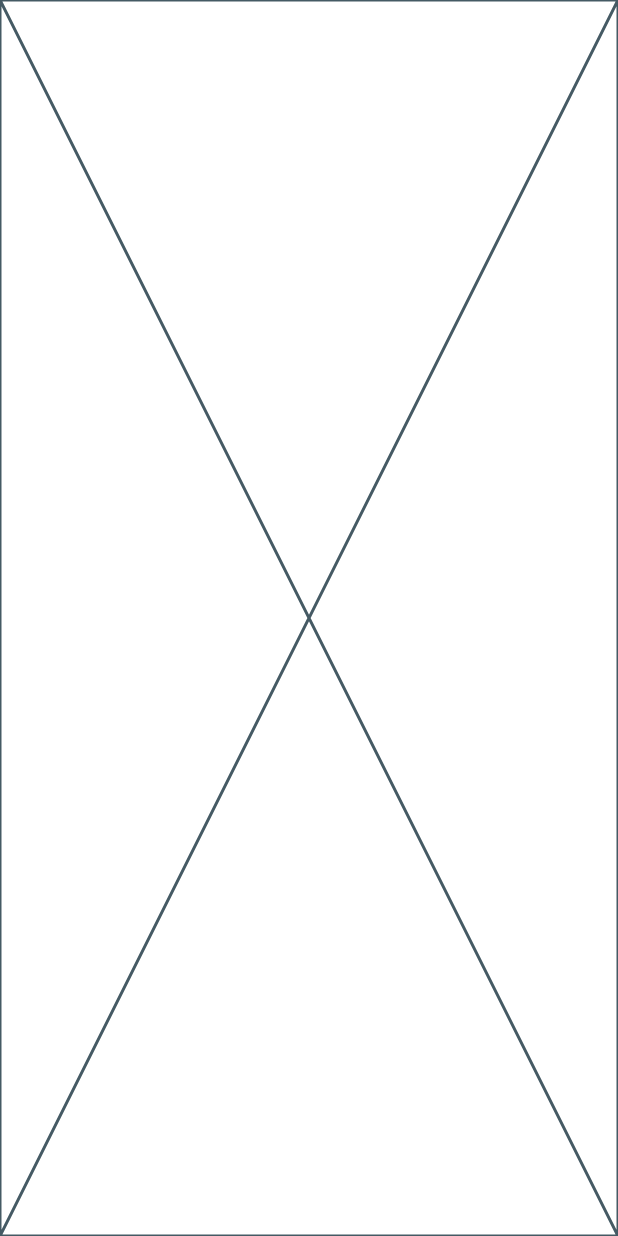
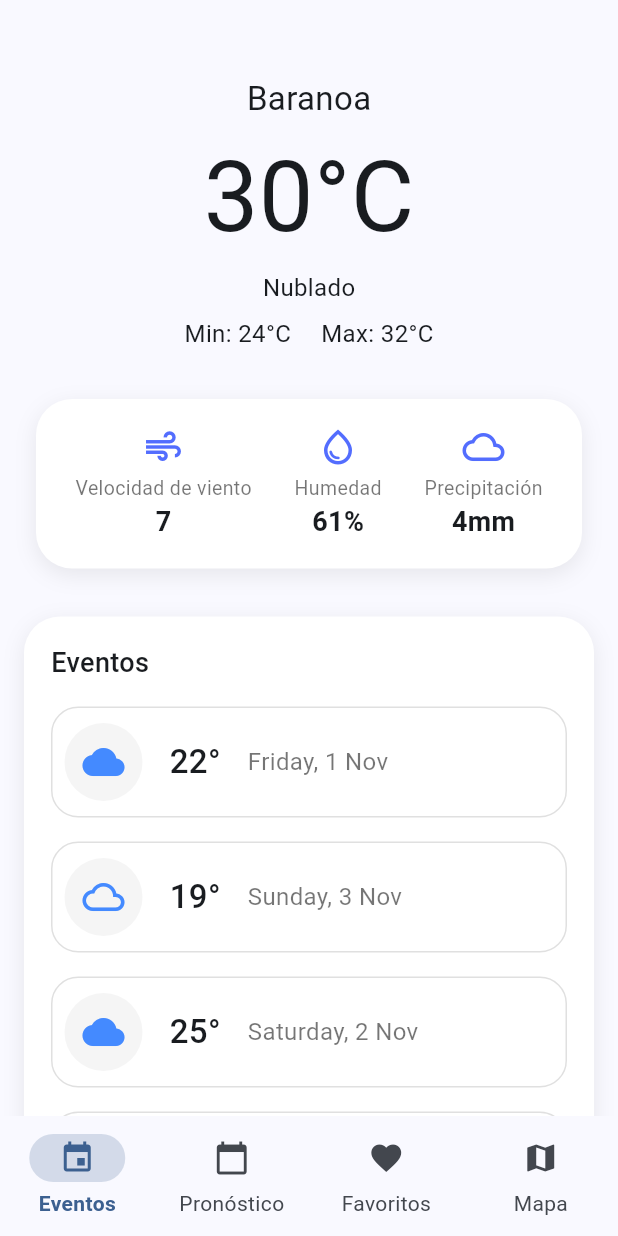
Before and after one commit to jgravier1/grupo_digital_test, a Flutter app: the screen it shows after launch, on a phone screen of 412 x 824 dp. Run offline on Flutter 3.47's test engine with Material 3 defaults, Android fonts, the light colour scheme and no system bars; our stand-ins replace go_router.

Commit message:
add navigation themes and screens

```diff
--- a/lib/config/router/app_router.dart
+++ b/lib/config/router/app_router.dart
@@ -1,28 +1,28 @@
 import 'package:go_router/go_router.dart';
-import 'package:grupo_digital_test/presentation/screens/events_screen.dart';
+import 'package:grupo_digital_test/presentation/screens/events_details_screen.dart';
 import 'package:grupo_digital_test/presentation/screens/forecast_screen.dart';
-import 'package:grupo_digital_test/presentation/screens/home_screen.dart';
 import 'package:grupo_digital_test/presentation/screens/map_screen.dart';
+import 'package:grupo_digital_test/presentation/screens/base_screen.dart';
 
 class AppRouter {
   final appRouter = GoRouter(
     routes: [
       GoRoute(
         path: '/',
-        builder: (context, state) => const HomeScreen(),
-      ),
-      GoRoute(
-        path: '/events',
-        builder: (context, state) => const EventsScreen(),
-      ),
-      GoRoute(
-        path: '/map',
-        builder: (context, state) => const MapScreen(),
-      ),
+        builder: (context, state) => const BaseScreen()),
       GoRoute(
         path: '/forecast',
         builder: (context, state) => const ForecastScreen(),
       ),
+      GoRoute(
+        path: '/map',
+        builder: (context, state) => const MapScreen()),
+        GoRoute(
+          path: '/events-details',
+          builder: (context, state) {
+            return EventsDetailsScreen();
+          },
+        ),
     ],
   );
 }
--- /dev/null
+++ b/lib/config/theme/app_theme.dart
@@ -0,0 +1,50 @@
+import 'package:flutter/material.dart';
+
+class AppTheme {
+  static const Color _seedColor = Color(0xFF1976D2);
+
+  // Esquemas de colores
+  static final ColorScheme lightColorScheme = ColorScheme.fromSeed(
+    seedColor: _seedColor,
+    brightness: Brightness.light,
+  );
+
+  static final ColorScheme darkColorScheme = ColorScheme.fromSeed(
+    seedColor: _seedColor,
+    brightness: Brightness.dark,
+  );
+
+
+  static final ThemeData themeData = ThemeData(
+    useMaterial3: true,
+    colorScheme: lightColorScheme,
+    scaffoldBackgroundColor: lightColorScheme.surface,
+    appBarTheme: AppBarTheme(
+      backgroundColor: lightColorScheme.primary,
+      foregroundColor: lightColorScheme.onPrimary,
+      centerTitle: true,
+      elevation: 0,
+    ),
+    navigationBarTheme: NavigationBarThemeData(
+      backgroundColor: lightColorScheme.surface,
+      indicatorColor: lightColorScheme.primary.withOpacity(0.2),
+      iconTheme: WidgetStateProperty.resolveWith((states) {
+        if (states.contains(WidgetState.selected)) {
+          return IconThemeData(color: lightColorScheme.primary);
+        }
+        return IconThemeData(color: lightColorScheme.onSurfaceVariant);
+      }),
+      labelTextStyle: WidgetStateProperty.resolveWith((states) {
+        if (states.contains(WidgetState.selected)) {
+          return TextStyle(
+            color: lightColorScheme.primary,
+            fontWeight: FontWeight.bold,
+          );
+        }
+        return TextStyle(color: lightColorScheme.onSurfaceVariant);
+      }),
+    ),
+  );
+
+
+}
--- a/lib/main.dart
+++ b/lib/main.dart
@@ -1,5 +1,6 @@
 import 'package:flutter/material.dart';
 import 'package:grupo_digital_test/config/router/app_router.dart';
+import 'package:grupo_digital_test/config/theme/app_theme.dart';
 
 void main() => runApp(const MyApp());
 
@@ -12,7 +13,7 @@ class MyApp extends StatelessWidget {
       routerConfig: AppRouter().appRouter,
       debugShowCheckedModeBanner: false,
       title: 'ClimateMap',
-
+      theme: AppTheme.themeData,
     );
   }
-}
+  }
--- /dev/null
+++ b/lib/presentation/screens/base_screen.dart
@@ -0,0 +1,56 @@
+import 'package:flutter/material.dart';
+import 'events_screen.dart';
+import 'forecast_screen.dart';
+import 'favorites_screen.dart';
+import 'map_screen.dart';
+
+class BaseScreen extends StatefulWidget {
+  const BaseScreen({super.key});
+
+  @override
+  State<BaseScreen> createState() => _BaseScreenState();
+}
+
+class _BaseScreenState extends State<BaseScreen> {
+  int _selectedIndex = 0;
+
+  final List<Widget> _screens = [
+    const EventsScreen(),
+    const ForecastScreen(),
+    const FavoritesScreen(),
+    const MapScreen(),
+  ];
+
+  @override
+  Widget build(BuildContext context) {
+    return Scaffold(
+      body: _screens[_selectedIndex],
+      bottomNavigationBar: NavigationBar(
+        selectedIndex: _selectedIndex,
+        onDestinationSelected: (int index) {
+          setState(() {
+            _selectedIndex = index;
+          });
+        },
+        destinations: const [
+          NavigationDestination(
+            icon: Icon(Icons.event),
+            label: 'Eventos',
+          ),
+          NavigationDestination(
+            icon: Icon(Icons.calendar_today),
+            label: 'Pronóstico',
+          ),
+          NavigationDestination(
+            icon: Icon(Icons.favorite),
+            label: 'Favoritos',
+          ),
+          NavigationDestination(
+            icon: Icon(Icons.map),
+            label: 'Mapa',
+          ),
+        ],
+      ),
+    );
+  }
+}
--- a/lib/presentation/screens/home_screen.dart
+++ b/lib/presentation/screens/events_details_screen.dart
@@ -1,7 +1,7 @@
 import 'package:flutter/material.dart';
 
-class HomeScreen extends StatelessWidget {
-  const HomeScreen({super.key});
+class EventsDetailsScreen extends StatelessWidget {
+  const EventsDetailsScreen({super.key});
 
   @override
   Widget build(BuildContext context) {
--- a/lib/presentation/screens/events_screen.dart
+++ b/lib/presentation/screens/events_screen.dart
@@ -1,10 +1,11 @@
 import 'package:flutter/material.dart';
+import 'package:grupo_digital_test/presentation/views/events_view.dart';
 
 class EventsScreen extends StatelessWidget {
   const EventsScreen({super.key});
 
   @override
   Widget build(BuildContext context) {
-    return const Placeholder();
+    return Scaffold(body: EventsView());
   }
 }
--- /dev/null
+++ b/lib/presentation/screens/favorites_screen.dart
@@ -0,0 +1,12 @@
+import 'package:flutter/material.dart';
+
+class FavoritesScreen extends StatelessWidget {
+  const FavoritesScreen({super.key});
+
+  @override
+  Widget build(BuildContext context) {
+    return const Center(
+      child: Text('Favoritos', style: TextStyle(fontSize: 24)),
+    );
+  }
+}
--- /dev/null
+++ b/lib/presentation/views/events_view.dart
@@ -0,0 +1,174 @@
+import 'package:flutter/material.dart';
+
+class EventsView extends StatefulWidget {
+  const EventsView({super.key});
+
+  @override
+  State<EventsView> createState() => _EventsViewState();
+}
+
+class _EventsViewState extends State<EventsView> {
+  @override
+  Widget build(BuildContext context) {
+    return SingleChildScrollView(
+      child: SafeArea(
+        child: Column(
+          children: [
+            Align(
+              alignment: Alignment.topCenter,
+              child: Padding(
+                padding: const EdgeInsets.only(top: 50),
+                child: Column(
+                  mainAxisSize: MainAxisSize.min,
+                  children: [
+                    Text('Baranoa', style: TextStyle(fontSize: 22, fontWeight: FontWeight.w400)),
+                    const SizedBox(height: 4),
+                    Text('30°C', style: TextStyle(fontSize: 65)),
+                    const SizedBox(height: 2),
+                    Text('Nublado', style: TextStyle(fontSize: 16)),
+                    const SizedBox(height: 8),
+                    Row(
+                      mainAxisAlignment: MainAxisAlignment.center,
+                      children: [
+                        Text('Min: 24°C', style: TextStyle(fontSize: 16)),
+                        SizedBox(width: 20),
+                        Text('Max: 32°C', style: TextStyle(fontSize: 16)),
+                      ],
+                    ),
+                  ],
+                ),
+              ),
+            ),
+            const SizedBox(height: 32),
+            // Indicadores superiores
+            Padding(
+              padding: const EdgeInsets.symmetric(horizontal: 24.0),
+              child: Container(
+                decoration: BoxDecoration(
+                  color: Colors.white,
+                  borderRadius: BorderRadius.circular(24),
+                  boxShadow: [
+                    BoxShadow(
+                      color: Colors.black.withAlpha(20),
+                      blurRadius: 12,
+                      offset: const Offset(0, 4),
+                    ),
+                  ],
+                ),
+                padding: const EdgeInsets.symmetric(vertical: 18, horizontal: 12),
+                child: Row(
+                  mainAxisAlignment: MainAxisAlignment.spaceAround,
+                  children: [
+                    _IndicatorWidget(title: 'Velocidad de viento', value: '7', subtitle: '', icon: Icons.air),
+                    _IndicatorWidget(title: 'Humedad', value: '61%', subtitle: '', icon: Icons.water_drop_outlined),
+                    _IndicatorWidget(title: 'Precipitación', value: '4mm', subtitle: '', icon: Icons.cloud_outlined),
+                  ],
+                ),
+              ),
+            ),
+            const SizedBox(height: 32),
+            // Pronóstico próximos días
+            Padding(
+              padding: const EdgeInsets.symmetric(horizontal: 16.0),
+              child: Container(
+                decoration: BoxDecoration(
+                  color: Colors.white,
+                  borderRadius: BorderRadius.circular(24),
+                  boxShadow: [
+                    BoxShadow(
+                      color: Colors.black.withAlpha(20),
+                      blurRadius: 12,
+                      offset: const Offset(0, 4),
+                    ),
+                  ],
+                ),
+                padding: const EdgeInsets.all(18),
+                child: Column(
+                  crossAxisAlignment: CrossAxisAlignment.start,
+                  children: [
+                    const Text('Eventos', style: TextStyle(fontSize: 18, fontWeight: FontWeight.w500)),
+                    const SizedBox(height: 16),
+                    ...[
+                      _ForecastCard(icon: Icons.cloud, temp: '22°', day: 'Friday, 1 Nov'),
+                      _ForecastCard(icon: Icons.cloud_queue, temp: '19°', day: 'Sunday, 3 Nov'),
+                      _ForecastCard(icon: Icons.wb_cloudy, temp: '25°', day: 'Saturday, 2 Nov'),
+                      _ForecastCard(icon: Icons.cloud_queue, temp: '20°', day: 'Monday, 4 Nov'),
+                      _ForecastCard(icon: Icons.cloud_queue, temp: '20°', day: 'Monday, 4 Nov'),
+                    ],
+                  ],
+                ),
+              ),
+            ),
+            const SizedBox(height: 32),
+          ],
+        ),
+      ),
+    );
+  }
+}
+
+class _IndicatorWidget extends StatelessWidget {
+  final String title;
+  final String value;
+  final String subtitle;
+  final IconData icon;
+  const _IndicatorWidget({
+    required this.title,
+    required this.value,
+    required this.subtitle,
+    required this.icon,
+  });
+
+  @override
+  Widget build(BuildContext context) {
+    return Column(
+      children: [
+        Icon(icon, color: Colors.indigoAccent, size: 28),
+        const SizedBox(height: 4),
+        Text(title, style: const TextStyle(fontSize: 13, color: Colors.black54)),
+        Text(value, style: const TextStyle(fontSize: 18, fontWeight: FontWeight.bold)),
+        if (subtitle.isNotEmpty)
+          Text(subtitle, style: const TextStyle(fontSize: 13, color: Colors.black45)),
+      ],
+    );
+  }
+}
+
+class _ForecastCard extends StatelessWidget {
+  final IconData icon;
+  final String temp;
+  final String day;
+  const _ForecastCard({
+    required this.icon,
+    required this.temp,
+    required this.day,
+  });
+
+  @override
+  Widget build(BuildContext context) {
+    return Container(
+      margin: const EdgeInsets.only(bottom: 16),
+      padding: const EdgeInsets.symmetric(vertical: 10, horizontal: 8),
+      decoration: BoxDecoration(
+        color: Colors.white,
+        borderRadius: BorderRadius.circular(18),
+        border: Border.all(color: Colors.black12),
+      ),
+      child: Row(
+        children: [
+          CircleAvatar(
+            backgroundColor: Colors.grey.shade100,
+            radius: 26,
+            child: Icon(icon, color: Colors.blueAccent, size: 28),
+          ),
+          const SizedBox(width: 18),
+          Text(temp, style: const TextStyle(fontSize: 22, fontWeight: FontWeight.w500)),
+          const SizedBox(width: 18),
+          Expanded(
+            child: Text(day, style: const TextStyle(fontSize: 16, color: Colors.black54)),
+          ),
+        ],
+      ),
+    );
+  }
+}
```
Also changed, not shown: lib/presentation/views/forecast_view.dart (added), lib/presentation/views/map_view.dart (added).
